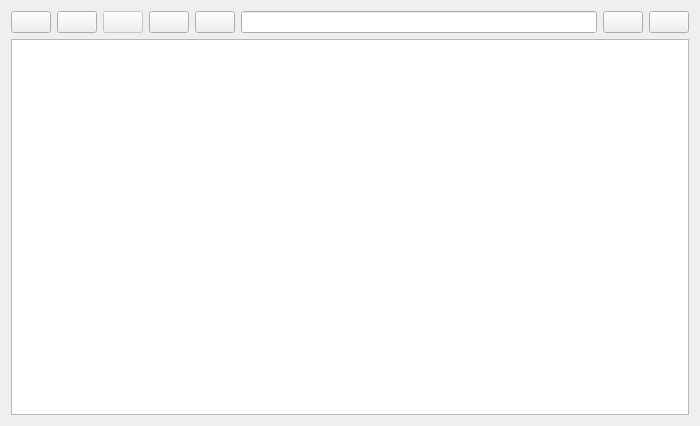
Qt form handlers/directory/directoryWidget.ui (riklaunim/pydingo) before a commit.
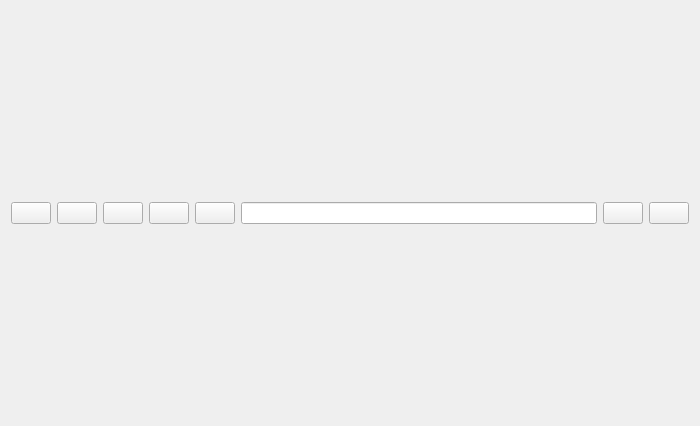
The same form after that commit. Icons and pictures are not drawn.

The edit to the form file:
```diff
--- a/handlers/directory/directoryWidget.ui
+++ b/handlers/directory/directoryWidget.ui
@@ -12,8 +12,8 @@
   <property name="windowTitle" >
    <string>Form</string>
   </property>
-  <layout class="QGridLayout" name="gridLayout" >
-   <item row="0" column="0" >
+  <layout class="QVBoxLayout" name="verticalLayout" >
+   <item>
     <layout class="QHBoxLayout" name="horizontalLayout" >
      <item>
       <widget class="QPushButton" name="newTab" >
@@ -57,9 +57,6 @@
      </item>
      <item>
       <widget class="QPushButton" name="next" >
-       <property name="enabled" >
-        <bool>false</bool>
-       </property>
        <property name="toolTip" >
         <string>Next</string>
        </property>
@@ -163,9 +160,6 @@
      </item>
     </layout>
    </item>
-   <item row="1" column="0" >
-    <widget class="QListWidget" name="items" />
-   </item>
   </layout>
  </widget>
  <resources/>
```
